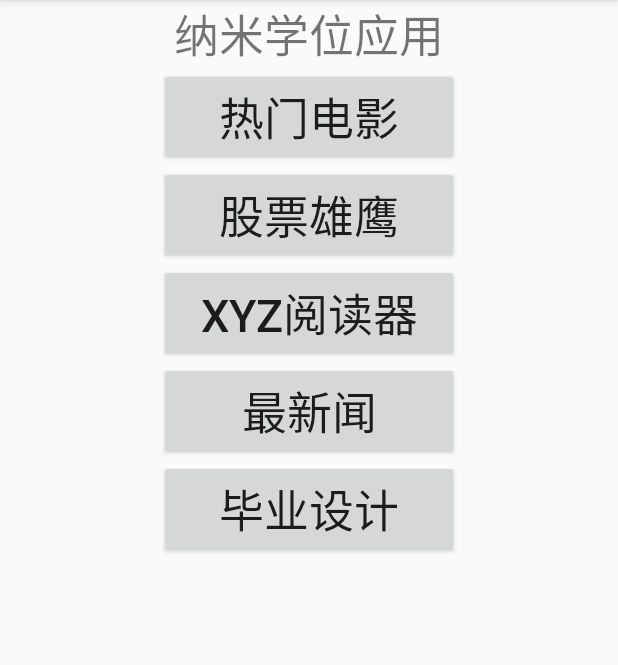
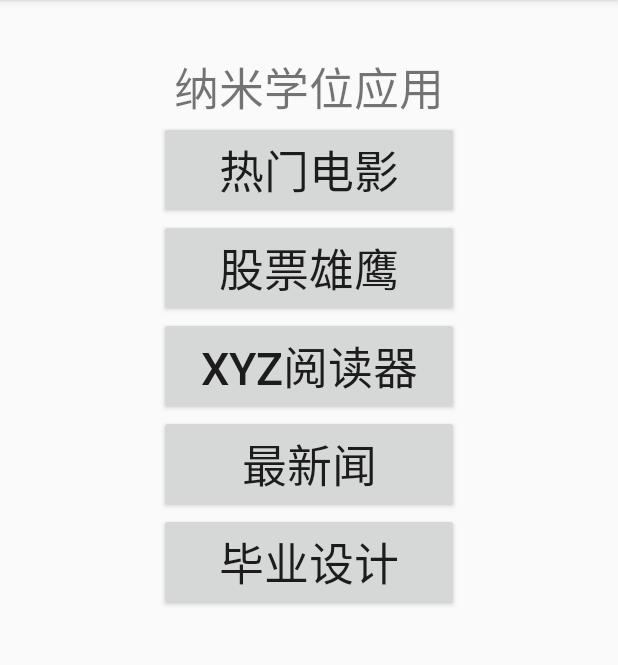
Before and after one commit to ltt19921124/FavoriteToys, an Android app: the screen it shows after launch (MainActivity), on a phone screen of 412 x 824 dp, the part 84-749 px from its top. Run offline under Robolectric (Android 15) with nearby library versions, the phone set to English and light mode, and no system bars.

```diff
--- a/app/src/main/res/layout/activity_main.xml
+++ b/app/src/main/res/layout/activity_main.xml
@@ -8,6 +8,7 @@
         android:id="@+id/text_view"
         android:layout_width="match_parent"
         android:layout_height="wrap_content"
+        android:paddingTop="35dp"
         android:gravity="center"
         android:textSize="30sp"
         android:text="纳米学位应用"/>
```
